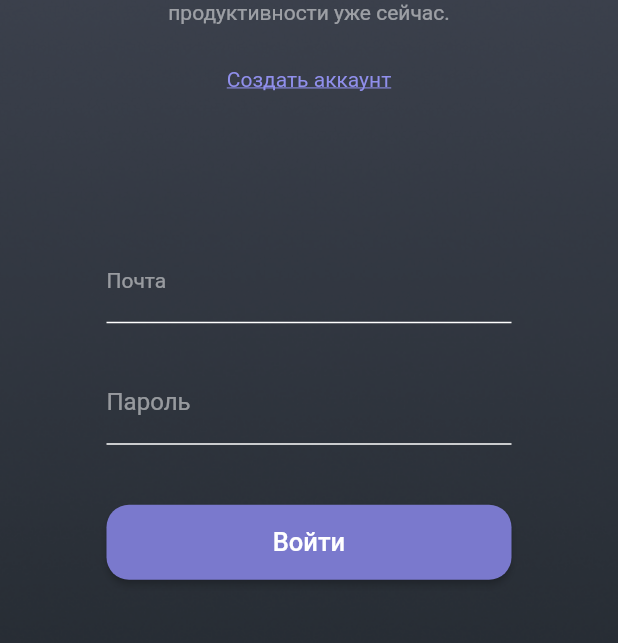
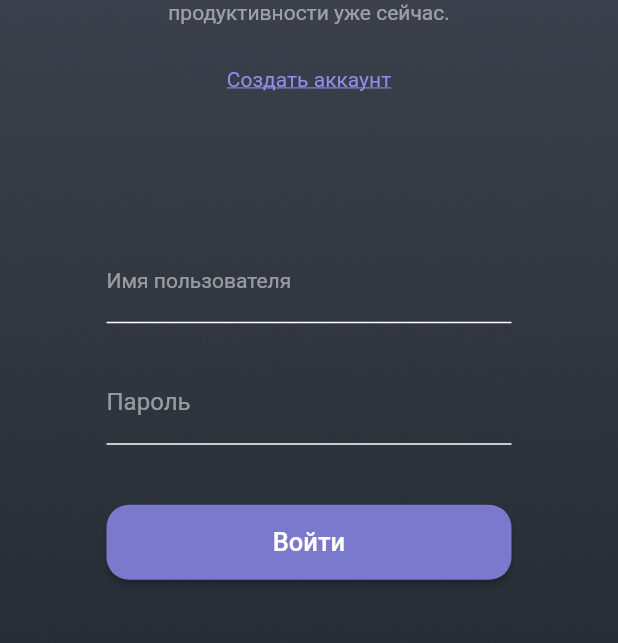
Before and after one commit to inikx/errand, a Flutter app: the screen it shows after launch, on a phone screen of 412 x 824 dp, the part 189-832 px from its top. Run offline on Flutter 3.47's test engine with Material 2 defaults, Android fonts, the phone set to English and light mode, and no system bars; our stand-ins replace bloc, flutter_bloc, flutter_secure_storage; missing offline and left inert: assorted_layout_widgets; Roboto replaces fonts that are missing (Rubik).

Commit message:
add bloc to login

```diff
--- a/tasker_app/lib/constants/strings.dart
+++ b/tasker_app/lib/constants/strings.dart
@@ -1,2 +1,3 @@
-const HOME = "/";
+const LOGIN = "/";
+const HOME = "/home";
 const BASE_URL = "http://10.0.2.2:3000";
--- a/tasker_app/lib/presentation/pages/home.dart
+++ b/tasker_app/lib/presentation/pages/home.dart
@@ -1,123 +1,10 @@
-import 'package:assorted_layout_widgets/assorted_layout_widgets.dart';
 import 'package:flutter/material.dart';
-import 'package:flutter/scheduler.dart';
 
 class HomePage extends StatelessWidget {
   const HomePage({Key? key}) : super(key: key);
 
   @override
   Widget build(BuildContext context) {
-    return Scaffold(
-        body: SafeArea(
-      child: Container(
-        decoration: const BoxDecoration(
-          image: DecorationImage(
-              image: AssetImage("assets/img/wall.png"), fit: BoxFit.cover),
-        ),
-        child: SafeArea(
-            child: Container(
-          padding: const EdgeInsets.fromLTRB(30, 0, 30, 0),
-          child: Center(
-            child: Column(children: [
-              Container(
-                margin: const EdgeInsets.only(top: 75),
-                child: const Text(
-                  'Errand',
-                  style: TextStyle(
-                    fontFamily: 'Rubik',
-                    color: Colors.white,
-                    fontSize: 30,
-                    fontWeight: FontWeight.bold,
-                  ),
-                ),
-              ),
-              Container(
-                width: 270,
-                child: const Text(
-                    'Планируй задачи для большей продуктивности уже сейчас.',
-                    textAlign: TextAlign.center,
-                    style: TextStyle(
-                        fontFamily: 'Rubik',
-                        color: Color(0x80FFFFFF),
-                        fontSize: 14,
-                        fontWeight: FontWeight.normal)),
-              ),
-              Container(
-                  margin: EdgeInsets.only(top: 29),
-                  child: const Text('Создать аккаунт',
-                      //вставить ссылку на другую страницу
-                      textAlign: TextAlign.center,
-                      style: TextStyle(
-                        fontFamily: 'Rubik',
-                        color: Color(0xff908FEC),
-                        fontSize: 14,
-                        fontWeight: FontWeight.normal,
-                        decoration: TextDecoration.underline,
-                      ))),
-              Container(
-                  margin: const EdgeInsets.only(top: 100),
-                  width: 270,
-                  child: const TextField(
-                    style: TextStyle(
-                        color: Colors.white, fontFamily: 'Rubik', fontSize: 14),
-                    cursorColor: Colors.white,
-                    decoration: InputDecoration(
-                      enabledBorder: UnderlineInputBorder(
-                        borderSide: BorderSide(
-                            color: Colors.white,
-                            width: 1.0,
-                            style: BorderStyle.solid),
-                      ),
-                      labelStyle: TextStyle(
-                        color: Color(0x80FFFFFF),
-                        fontFamily: 'Rubik',
-                      ),
-                      labelText: 'Почта',
-                    ),
-                  )),
-              Container(
-                  margin: const EdgeInsets.only(top: 25),
-                  width: 270,
-                  child: const TextField(
-                    obscureText: true,
-                    style: TextStyle(
-                        color: Colors.white, fontFamily: 'Rubik', fontSize: 14),
-                    cursorColor: Colors.white,
-                    decoration: InputDecoration(
-                      enabledBorder: UnderlineInputBorder(
-                        borderSide: BorderSide(
-                            color: Colors.white,
-                            width: 1.0,
-                            style: BorderStyle.solid),
-                      ),
-                      labelStyle: TextStyle(
-                          color: Color(0x80FFFFFF),
-                          fontFamily: 'Rubik',
-                          fontSize: 16),
-                      labelText: 'Пароль',
-                    ),
-                  )),
-              Container(
-                width: 270,
-                height: 50,
-                margin: const EdgeInsets.only(top: 40),
-                child: ElevatedButton(
-                    child: const Text('Войти',
-                        style: TextStyle(fontFamily: 'Rubik', fontSize: 17)),
-                    onPressed: () => print('Вход выполнен успешно!'),
-                    style: ButtonStyle(
-                        backgroundColor:
-                            MaterialStateProperty.all(const Color(0xff7A79CD)),
-                        shape:
-                            MaterialStateProperty.all<RoundedRectangleBorder>(
-                                RoundedRectangleBorder(
-                          borderRadius: BorderRadius.circular(15),
-                        )))),
-              )
-            ]),
-          ),
-        )),
-      ),
-    ));
+    return Container(child: Center(child: Text("home")));
   }
 }
--- /dev/null
+++ b/tasker_app/lib/presentation/pages/login.dart
@@ -0,0 +1,149 @@
+import 'package:assorted_layout_widgets/assorted_layout_widgets.dart';
+import 'package:flutter/material.dart';
+import 'package:flutter/scheduler.dart';
+import 'package:flutter_bloc/flutter_bloc.dart';
+import 'package:tasker_app/bloc/login/login_cubit.dart';
+import 'package:tasker_app/constants/strings.dart';
+
+class LogInPage extends StatelessWidget {
+  const LogInPage({Key? key}) : super(key: key);
+
+  @override
+  Widget build(BuildContext context) {
+    return BlocListener<LogInCubit, LogInState>(
+      listener: (context, state) {
+        switch (state.runtimeType) {
+          case LoggedIn:
+            Navigator.pop(context);
+            Navigator.pushNamed(context, HOME);
+        }
+      },
+      child: Scaffold(
+          body: SafeArea(
+        child: Container(
+          decoration: const BoxDecoration(
+            image: DecorationImage(
+                image: AssetImage("assets/img/wall.png"), fit: BoxFit.cover),
+          ),
+          child: SafeArea(
+              child: Container(
+            padding: const EdgeInsets.fromLTRB(30, 0, 30, 0),
+            child: Center(
+              child: Column(children: [
+                Container(
+                  margin: const EdgeInsets.only(top: 75),
+                  child: const Text(
+                    'Errand',
+                    style: TextStyle(
+                      fontFamily: 'Rubik',
+                      color: Colors.white,
+                      fontSize: 30,
+                      fontWeight: FontWeight.bold,
+                    ),
+                  ),
+                ),
+                Container(
+                  width: 270,
+                  child: const Text(
+                      'Планируй задачи для большей продуктивности уже сейчас.',
+                      textAlign: TextAlign.center,
+                      style: TextStyle(
+                          fontFamily: 'Rubik',
+                          color: Color(0x80FFFFFF),
+                          fontSize: 14,
+                          fontWeight: FontWeight.normal)),
+                ),
+                Container(
+                    margin: EdgeInsets.only(top: 29),
+                    child: const Text('Создать аккаунт',
+                        //вставить ссылку на другую страницу
+                        textAlign: TextAlign.center,
+                        style: TextStyle(
+                          fontFamily: 'Rubik',
+                          color: Color(0xff908FEC),
+                          fontSize: 14,
+                          fontWeight: FontWeight.normal,
+                          decoration: TextDecoration.underline,
+                        ))),
+                Container(
+                    margin: const EdgeInsets.only(top: 100),
+                    width: 270,
+                    child: TextField(
+                      onChanged: (String value) async {
+                        context.read<LogInCubit>().updateUsername(value);
+                      },
+                      style: TextStyle(
+                          color: Colors.white,
+                          fontFamily: 'Rubik',
+                          fontSize: 14),
+                      cursorColor: Colors.white,
+                      decoration: InputDecoration(
+                        enabledBorder: UnderlineInputBorder(
+                          borderSide: BorderSide(
+                              color: Colors.white,
+                              width: 1.0,
+                              style: BorderStyle.solid),
+                        ),
+                        labelStyle: TextStyle(
+                          color: Color(0x80FFFFFF),
+                          fontFamily: 'Rubik',
+                        ),
+                        labelText: 'Имя пользователя',
+                      ),
+                    )),
+                Container(
+                    margin: const EdgeInsets.only(top: 25),
+                    width: 270,
+                    child: TextField(
+                      onChanged: (String value) async {
+                        context.read<LogInCubit>().updatePassword(value);
+                      },
+                      obscureText: true,
+                      style: TextStyle(
+                          color: Colors.white,
+                          fontFamily: 'Rubik',
+                          fontSize: 14),
+                      cursorColor: Colors.white,
+                      decoration: InputDecoration(
+                        enabledBorder: UnderlineInputBorder(
+                          borderSide: BorderSide(
+                              color: Colors.white,
+                              width: 1.0,
+                              style: BorderStyle.solid),
+                        ),
+                        labelStyle: TextStyle(
+                            color: Color(0x80FFFFFF),
+                            fontFamily: 'Rubik',
+                            fontSize: 16),
+                        labelText: 'Пароль',
+                      ),
+                    )),
+                Container(
+                  width: 270,
+                  height: 50,
+                  margin: const EdgeInsets.only(top: 40),
+                  child: ElevatedButton(
+                      child: const Text('Войти',
+                          style: TextStyle(fontFamily: 'Rubik', fontSize: 17)),
+                      onPressed: () async {
+                        print(context.read<LogInCubit>().state);
+                        BlocProvider.of<LogInCubit>(context)
+                            .loginUser(context.read<LogInCubit>().state.data);
+                      },
+                      style: ButtonStyle(
+                          backgroundColor: MaterialStateProperty.all(
+                              const Color(0xff7A79CD)),
+                          shape:
+                              MaterialStateProperty.all<RoundedRectangleBorder>(
+                                  RoundedRectangleBorder(
+                            borderRadius: BorderRadius.circular(15),
+                          )))),
+                )
+              ]),
+            ),
+          )),
+        ),
+      )),
+    );
+  }
+}
--- a/tasker_app/lib/route.dart
+++ b/tasker_app/lib/route.dart
@@ -1,11 +1,27 @@
 import 'package:flutter/material.dart';
 import 'package:flutter_bloc/flutter_bloc.dart';
+import 'package:tasker_app/bloc/login/login_cubit.dart';
 import 'package:tasker_app/constants/strings.dart';
+import 'package:tasker_app/data/services/login/network_service.dart';
+import 'package:tasker_app/data/services/login/repository.dart';
 import 'package:tasker_app/presentation/pages/home.dart';
+import 'package:tasker_app/presentation/pages/login.dart';
 
 class AppRouter {
+  late LoginRepository loginRepository;
+
+  AppRouter() {
+    loginRepository = LoginRepository(networkService: LoginNetworkService());
+  }
   Route? generateRoute(RouteSettings settings) {
     switch (settings.name) {
+      case LOGIN:
+        return MaterialPageRoute(
+          builder: (_) => BlocProvider(
+            create: (context) => LogInCubit(repository: loginRepository),
+            child: LogInPage(),
+          ),
+        );
       case HOME:
         return MaterialPageRoute(
           builder: (_) => HomePage(),
```
